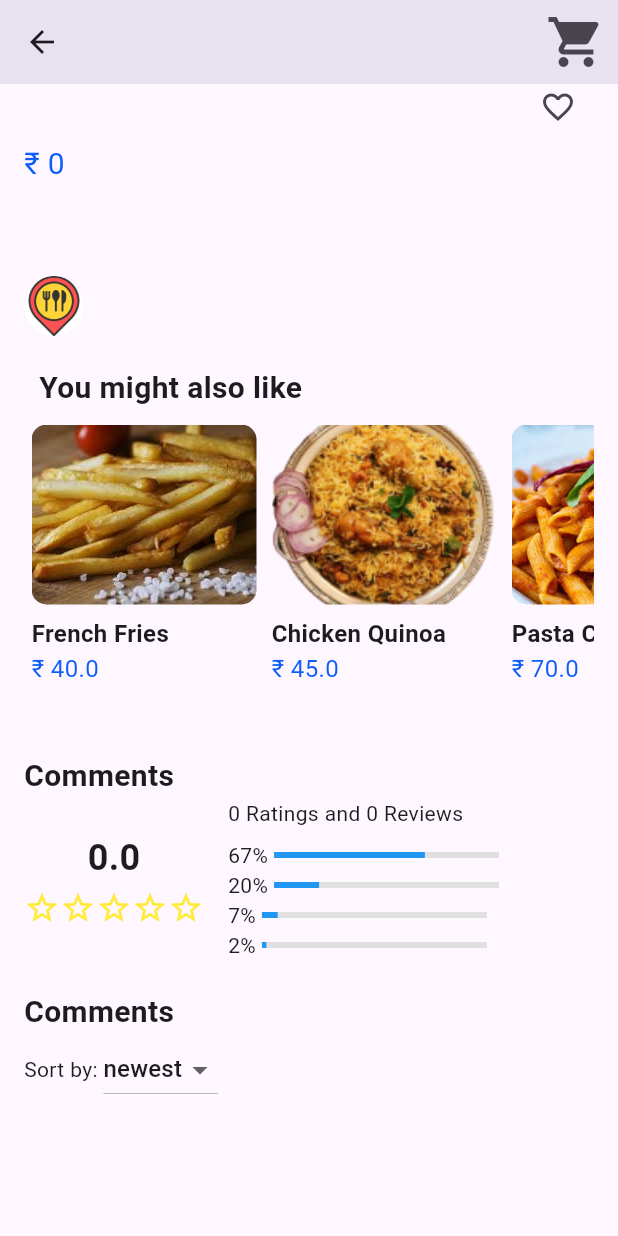
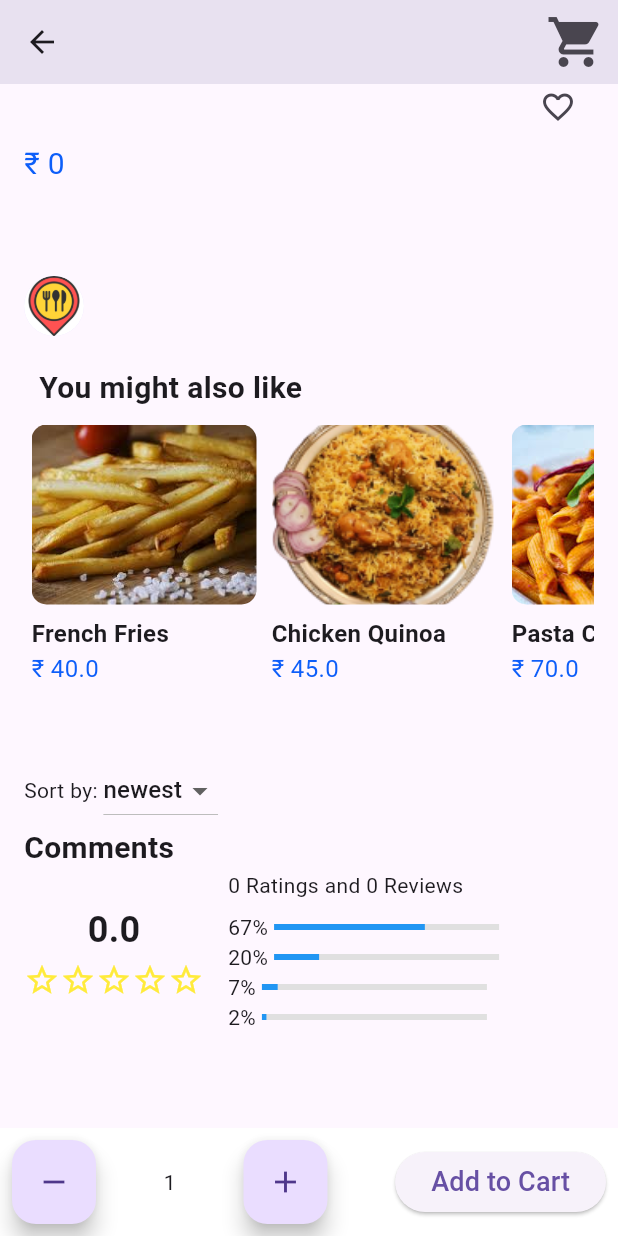
Before and after one commit to krishnasairammalapaka/ecub, a Flutter app: the FS_ProductScreen screen opened directly with empty values, scrolled down 291 dp, on a phone screen of 412 x 824 dp. Run offline on Flutter 3.47's test engine with Material 3 defaults, Android fonts, the phone set to English and light mode, and no system bars; our stand-ins replace badges, carousel_slider, cloud_firestore, firebase_auth, firebase_core, google_fonts and 4 more; missing offline and left inert: twilio_flutter; accounts and stored records are empty.

Commit message:
Corrected the PrdouctDesc Page

```diff
--- a/lib/service_page/FoodService/FS_ProductScreen.dart
+++ b/lib/service_page/FoodService/FS_ProductScreen.dart
@@ -511,6 +511,27 @@ class _FS_ProductScreenState extends State<FS_ProductScreen> {
                   ),
 
                   SizedBox(height: 20),
+                  Row(
+                    children: [
+                      Text('Sort by: '),
+                      DropdownButton<String>(
+                        value: sortOrder,
+                        onChanged: (String? newValue) {
+                          setState(() {
+                            sortOrder = newValue!;
+                            _sortComments();
+                          });
+                        },
+                        items: <String>['newest', 'oldest']
+                            .map<DropdownMenuItem<String>>((String value) {
+                          return DropdownMenuItem<String>(
+                            value: value,
+                            child: Text(value),
+                          );
+                        }).toList(),
+                      ),
+                    ],
+                  ),
 
                   Text(
                     'Comments',
@@ -614,34 +635,8 @@ class _FS_ProductScreenState extends State<FS_ProductScreen> {
                     ],
                   ),
                   SizedBox(height: 20),
-                  Text(
-                    'Comments',
-                    style: TextStyle(
-                      fontSize: 20,
-                      fontWeight: FontWeight.bold,
-                    ),
-                  ),
-                  Row(
-                    children: [
-                      Text('Sort by: '),
-                      DropdownButton<String>(
-                        value: sortOrder,
-                        onChanged: (String? newValue) {
-                          setState(() {
-                            sortOrder = newValue!;
-                            _sortComments();
-                          });
-                        },
-                        items: <String>['newest', 'oldest']
-                            .map<DropdownMenuItem<String>>((String value) {
-                          return DropdownMenuItem<String>(
-                            value: value,
-                            child: Text(value),
-                          );
-                        }).toList(),
-                      ),
-                    ],
-                  ),
+
+
                   ListView.builder(
                     shrinkWrap: true,
                     physics: NeverScrollableScrollPhysics(),
@@ -673,11 +668,76 @@ class _FS_ProductScreenState extends State<FS_ProductScreen> {
               ),
             ),
           ),
-          // Your existing code...
+          Positioned(
+            bottom: 0,
+            left: 0,
+            right: 0,
+            child: Container(
+              color: Colors.white,
+              padding: EdgeInsets.all(8.0),
+              child: Row(
+                mainAxisAlignment: MainAxisAlignment.spaceBetween,
+                children: [
+                  FloatingActionButton(
+                    onPressed: () {
+                      setState(() {
+                        count = count > 1 ? count - 1 : 1;
+                      });
+                    },
+                    child: Icon(Icons.remove),
+                  ),
+                  Text('$count'),
+                  FloatingActionButton(
+                    onPressed: () {
+                      setState(() {
+                        count++;
+                      });
+                    },
+                    child: Icon(Icons.add),
+                  ),
+
+
+                  ElevatedButton(
+                    onPressed: isProductInCart
+                        ? null
+                        : () {
+                      if (checkOwnership(productId)) {
+                        addToCart();
+                      } else {
+                        showOwnershipConflictDialog();
+                      }
+                    },
+                    child: Text(
+                      isProductInCart
+                          ? 'Already Added'
+                          : 'Add to Cart',
+                      style: TextStyle(fontSize: 18),
+                    ),
+                  ),
+
+                ],
+              ),
+            ),
+          ),
         ],
       ),
     );
   }
+
+  bool checkOwnership(String productId) {
+    final foodItem = FDbox?.values.firstWhere((food) => food.productId == productId);
+    final String? itemOwnership = foodItem?.productOwnership;
+
+    final existingItems = _cartBox.values.toList();
+    if (existingItems.isNotEmpty) {
+      final firstItemOwnership = FDbox?.values.firstWhere((food) => food.productId == existingItems.first.ItemId).productOwnership;
+      if (firstItemOwnership != itemOwnership) {
+        return false;
+      }
+    }
+    return true;
+  }
+
 
   int getTotalCartItemsCount() {
     final cartItems = _cartBox.values.toList();
```
